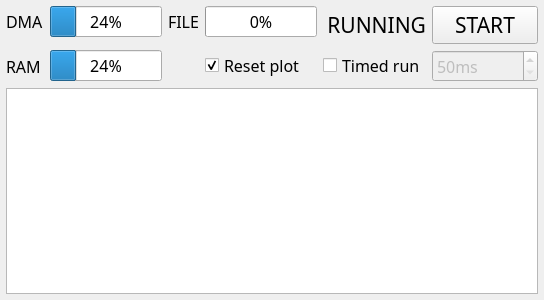
Above: PrimaryControls.ui from sevenreek/qtadqscope before the change. Below: the same form after it.
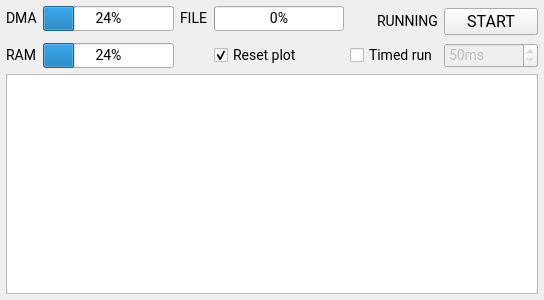
That is the form after the change.

```diff
--- a/PrimaryControls.ui
+++ b/PrimaryControls.ui
@@ -12,13 +12,16 @@
   </property>
   <property name="font">
    <font>
-    <family>Calibri Light</family>
-    <pointsize>12</pointsize>
+    <family>Roboto</family>
+    <pointsize>-1</pointsize>
    </font>
   </property>
   <property name="windowTitle">
    <string>Form</string>
   </property>
+  <property name="styleSheet">
+   <string notr="true">font-family: Roboto; font-size: 14px;</string>
+  </property>
   <layout class="QGridLayout" name="gridLayout_3">
    <property name="leftMargin">
     <number>6</number>
@@ -36,8 +39,8 @@
     <widget class="QLabel" name="streamStatusLabel">
      <property name="font">
       <font>
-       <family>Calibri Light</family>
-       <pointsize>16</pointsize>
+       <family>Roboto</family>
+       <pointsize>-1</pointsize>
       </font>
      </property>
      <property name="text">
@@ -100,10 +103,13 @@
     <widget class="QPushButton" name="streamStartStopButton">
      <property name="font">
       <font>
-       <family>Calibri Light</family>
-       <pointsize>16</pointsize>
+       <family>Roboto</family>
+       <pointsize>-1</pointsize>
       </font>
      </property>
+     <property name="styleSheet">
+      <string notr="true">font-family: Roboto; font-size: 16px;</string>
+     </property>
      <property name="text">
       <string>START</string>
      </property>
@@ -155,8 +161,8 @@
      </property>
      <property name="font">
       <font>
-       <family>Courier New</family>
-       <pointsize>9</pointsize>
+       <family>Roboto</family>
+       <pointsize>-1</pointsize>
       </font>
      </property>
     </widget>
```
